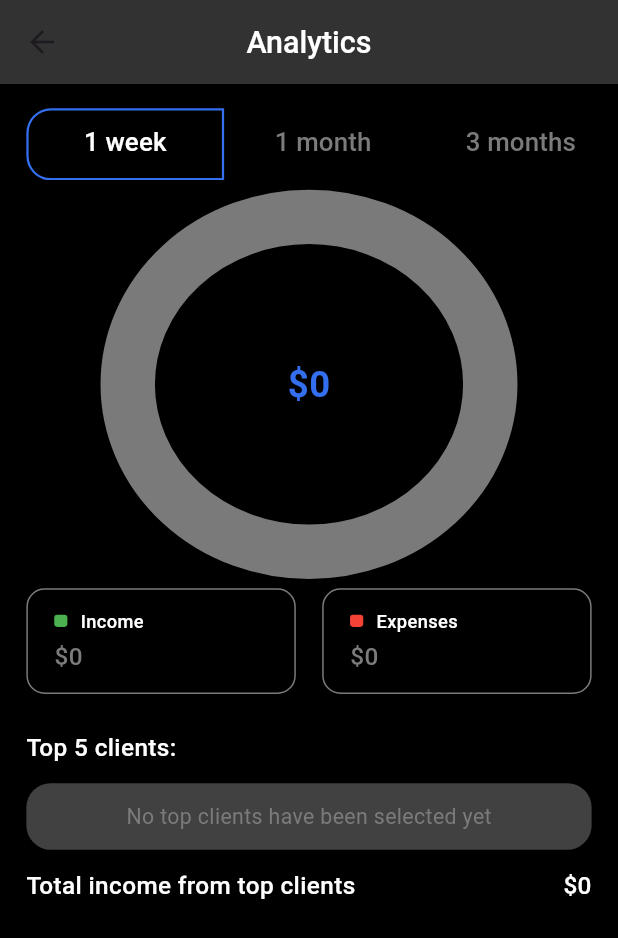
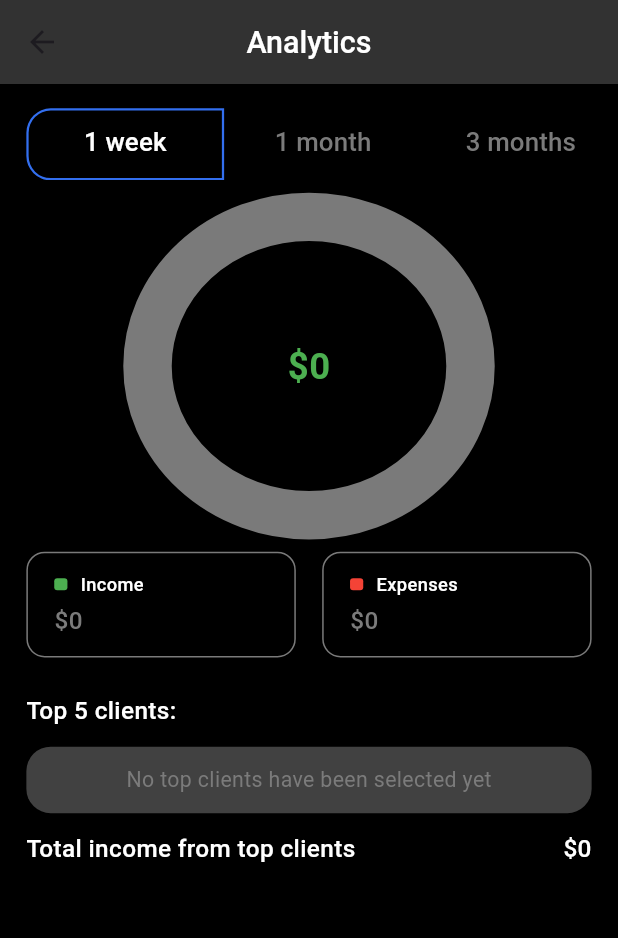
Before and after one commit to elamantaalaibeckov/320omega_view, a Flutter app: the OmegaViewAnalyticsPage screen opened directly, on a phone screen of 412 x 824 dp. Shown: the top 938 px of the screen. Run offline on Flutter 3.47's test engine with Material 3 defaults, Android fonts, the phone set to English and light mode, and no system bars; our stand-ins replace flutter_bloc, flutter_screenutil, hive, hive_flutter, image_picker, permission_handler; accounts and stored records are empty; project files that could hold a hidden picture were left out.

Commit message:
analytic 100%

```diff
--- a/lib/presentetion/pages/analytics/omega_view_analytics_page.dart
+++ b/lib/presentetion/pages/analytics/omega_view_analytics_page.dart
@@ -73,7 +73,6 @@ class _OmegaViewAnalyticsPageState extends State<OmegaViewAnalyticsPage>
     final top5 = topClients.take(5).toList();
     final totalTopIncome = top5.map((e) => e.value).fold(0.0, (a, b) => a + b);
 
-    // стили для табов
     final accent = AppColors.mainAccent;
     final idx = _tabController.index;
     final indicatorRadius = idx == 0
@@ -87,9 +86,8 @@ class _OmegaViewAnalyticsPageState extends State<OmegaViewAnalyticsPage>
                 bottomRight: Radius.circular(16.r),
               )
             : BorderRadius.zero;
-
     final net = incomeSum - expenseSum;
-    final netColor = net >= 0 ? accent : Colors.redAccent;
+    final netColor = net >= 0 ? Colors.green : Colors.redAccent;
 
     final periods = ['1 week', '1 month', '3 months', '6 months'];
     return Scaffold(
@@ -111,8 +109,6 @@ class _OmegaViewAnalyticsPageState extends State<OmegaViewAnalyticsPage>
         padding: EdgeInsets.symmetric(vertical: 16.h, horizontal: 16.w),
         child: Column(
           children: [
-            // TabBar
-
             Container(
               decoration: BoxDecoration(
                 color: AppColors.bgColor,
@@ -122,9 +118,8 @@ class _OmegaViewAnalyticsPageState extends State<OmegaViewAnalyticsPage>
                 controller: _tabController,
                 dividerColor: AppColors.bgColor,
                 isScrollable: true,
-                padding: EdgeInsets.zero, // общий отступ вокруг всей полосы
-                labelPadding:
-                    EdgeInsets.zero, // убираем дефолтный отступ между табами
+                padding: EdgeInsets.zero,
+                labelPadding: EdgeInsets.zero,
                 indicatorPadding: EdgeInsets.zero,
                 tabAlignment: TabAlignment.start,
                 indicator: BoxDecoration(
@@ -139,12 +134,10 @@ class _OmegaViewAnalyticsPageState extends State<OmegaViewAnalyticsPage>
                 tabs: periods
                     .map((t) => Tab(
                           child: Container(
-                            height: 54.h, // высота таба
-                            width:
-                                120.w, // ширина таба (если нужно фиксированно)
+                            height: 54.h,
+                            width: 120.w,
                             alignment: Alignment.center,
                             padding: EdgeInsets.symmetric(
-                              // внутренний отступ текста
                               horizontal: 16.w,
                               vertical: 8.h,
                             ),
@@ -158,12 +151,10 @@ class _OmegaViewAnalyticsPageState extends State<OmegaViewAnalyticsPage>
                     .toList(),
               ),
             ),
-
             SizedBox(height: 24.h),
-
             SizedBox(
-              width: 220.w,
-              height: 220.h,
+              width: 196.w,
+              height: 196.h,
               child: CustomPaint(
                 painter: _DonutPainter(income: incomeSum, expense: expenseSum),
                 child: Center(
@@ -179,8 +170,6 @@ class _OmegaViewAnalyticsPageState extends State<OmegaViewAnalyticsPage>
               ),
             ),
             SizedBox(height: 24.h),
-
-            // InfoCards
             Row(
               children: [
                 Expanded(
@@ -199,8 +188,6 @@ class _OmegaViewAnalyticsPageState extends State<OmegaViewAnalyticsPage>
               ],
             ),
             SizedBox(height: 24.h),
-
-            // Top 5 clients
             Align(
               alignment: Alignment.centerLeft,
               child: Text(
@@ -241,7 +228,6 @@ class _OmegaViewAnalyticsPageState extends State<OmegaViewAnalyticsPage>
                           orElse: () => OmegaShootModel.empty(),
                         );
 
-                        // фотография клиента
                         File? preview;
                         final photos = firstShoot.finalShotsPaths ?? [];
                         if (photos.isNotEmpty) {
@@ -249,7 +235,6 @@ class _OmegaViewAnalyticsPageState extends State<OmegaViewAnalyticsPage>
                           if (f.existsSync()) preview = f;
                         }
 
-                        // бейдж +N
                         final badgeCount =
                             photos.length > 1 ? photos.length - 1 : 0;
 
@@ -360,7 +345,6 @@ class _DonutPainter extends CustomPainter {
     final rect = Offset.zero & size;
     final thickness = size.width * 0.15;
 
-    // фон
     final paintBg = Paint()
       ..color = AppColors.grey2
       ..style = PaintingStyle.stroke
@@ -372,12 +356,12 @@ class _DonutPainter extends CustomPainter {
         ..color = Colors.green
         ..style = PaintingStyle.stroke
         ..strokeWidth = thickness
-        ..strokeCap = StrokeCap.round;
+        ..strokeCap = StrokeCap.butt; // Изменено на StrokeCap.butt
       final paintExp = Paint()
         ..color = Colors.red
         ..style = PaintingStyle.stroke
         ..strokeWidth = thickness
-        ..strokeCap = StrokeCap.round;
+        ..strokeCap = StrokeCap.butt; // Изменено на StrokeCap.butt
 
       final sweepInc = 2 * pi * (income / total);
       canvas.drawArc(rect, -pi / 2, sweepInc, false, paintInc);
```
